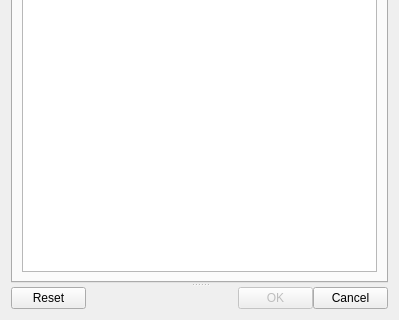
The window that Gorgon/src_ui/ui_dialog_sse_helix_correspondence_finder.ui (GorgonCryoEM/Gorgon) describes before a commit, drawn with Qt 5; both pictures show x 0 to 399 and y 296 to 616 of the 399 by 616 pixel window.
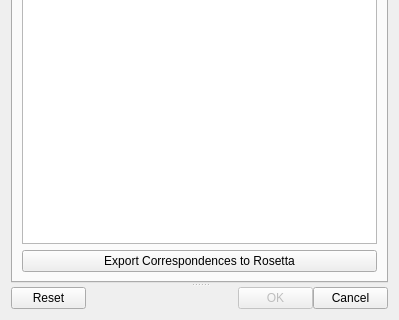
The same window after the commit.

Commit message: Preparing to merge with trunk: copied in changes from trunk. Only change was a button to export to Rosetta.

```diff
--- a/Gorgon/src_ui/ui_dialog_sse_helix_correspondence_finder.ui
+++ b/Gorgon/src_ui/ui_dialog_sse_helix_correspondence_finder.ui
@@ -1256,8 +1256,8 @@
        <attribute name="title" >
         <string>Results</string>
        </attribute>
-       <layout class="QHBoxLayout" name="horizontalLayout_6" >
-        <item>
+       <layout class="QGridLayout" name="gridLayout_15" >
+        <item row="0" column="0" >
          <layout class="QVBoxLayout" name="verticalLayout_7" >
           <item>
            <widget class="QSplitter" name="splitter" >
@@ -1318,6 +1318,13 @@
             </column>
            </widget>
           </item>
+          <item>
+           <widget class="QPushButton" name="pushButtonExportToRosetta" >
+            <property name="text" >
+             <string>Export Correspondences to Rosetta</string>
+            </property>
+           </widget>
+          </item>
          </layout>
         </item>
        </layout>
```
Left out of the diff: 1 changed line with no effect on the pictures.
